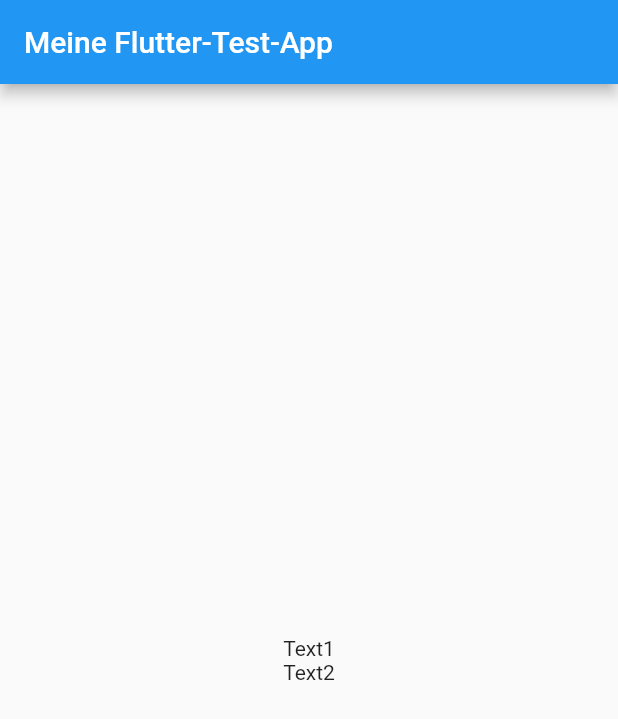
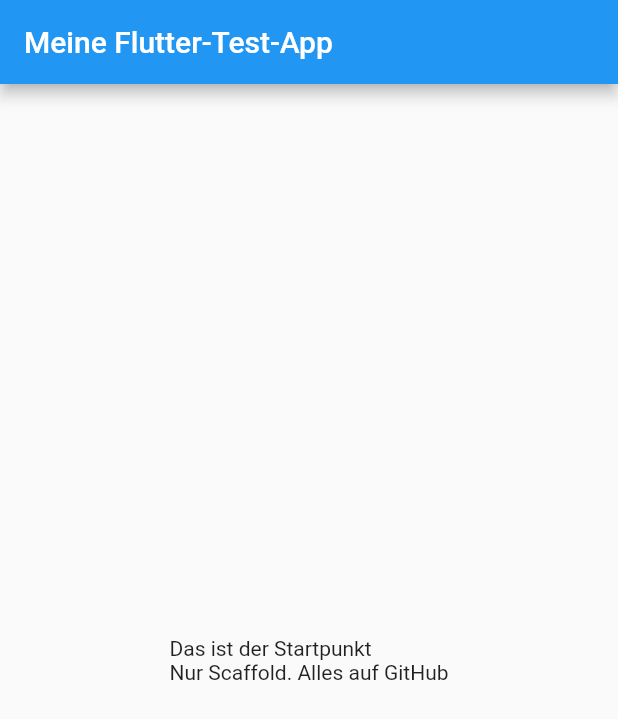
Before and after one commit to swendler/flutter_testing, a Flutter app: the screen it shows after launch, on a phone screen of 412 x 824 dp. Shown: the top 719 px of the screen. Run offline on Flutter 3.47's test engine with Material 2 defaults, Android fonts, the phone set to English and light mode, and no system bars.

Commit message:
master 2xText

```diff
--- a/lib/main.dart
+++ b/lib/main.dart
@@ -17,8 +17,8 @@ class MyApp extends StatelessWidget {
               mainAxisAlignment: MainAxisAlignment.center,
               crossAxisAlignment: CrossAxisAlignment.start,
               children: <Widget>[
-                Text('Text1'),
-                Text('Text2'),
+                Text('Das ist der Startpunkt'),
+                Text('Nur Scaffold. Alles auf GitHub'),
               ],
             ),
           ),
```
